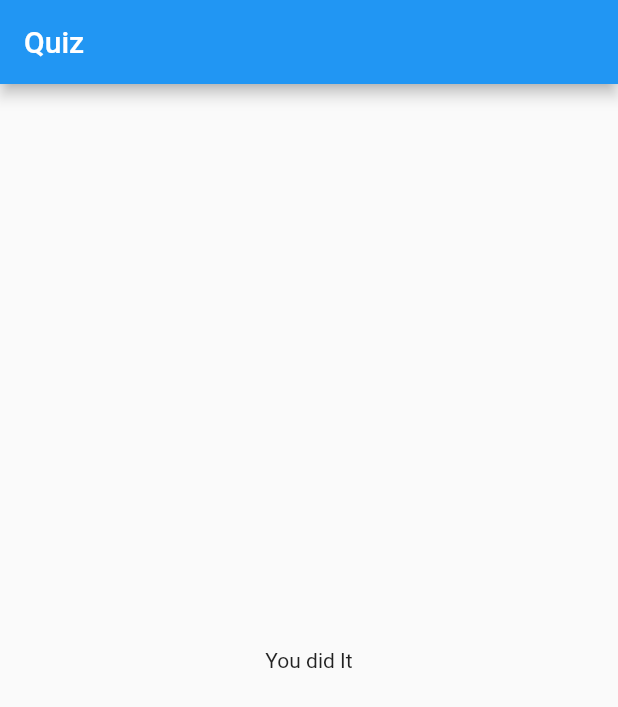
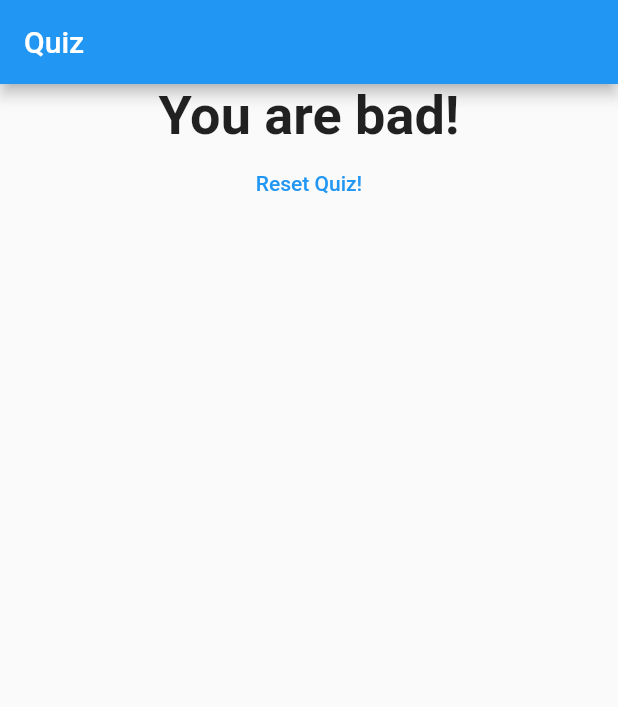
Before and after one commit to Ravikachhadiya/Quiz-flutter, a Flutter app: the screen it shows after launch, after a tap on "Red", after a tap on "Lion", after a tap on "Samsung", on a phone screen of 412 x 824 dp. Shown: the top 707 px of the screen. Run offline on Flutter 3.47's test engine with Material 2 defaults, Android fonts, the phone set to English and light mode, and no system bars.

Commit message:
version 1

```diff
--- a/lib/main.dart
+++ b/lib/main.dart
@@ -1,6 +1,6 @@
 import 'package:flutter/material.dart';
-import './question.dart';
-import './answer.dart';
+import './quiz.dart';
+import './result.dart';
 
 void main() {
   runApp(MyApp());
@@ -15,25 +15,47 @@ class MyApp extends StatefulWidget {
 
 class _MyAppState extends State<MyApp> {
   var _questionIndex = 0;
-  final questions = const [
+  var _totalScore = 0;
+  final _questions = const [
     {
       'question': 'what\'s your favorite color?',
-      'answers': ['Red', 'Green', 'Blue', 'Yellow']
+      'answers': [
+        {'text': 'Red', 'score': 10},
+        {'text': 'Green', 'score': 5},
+        {'text': 'Pink', 'score': 3},
+        {'text': 'Yellow', 'score': 7}
+      ]
     },
     {
       'question': 'what\'s your favorite animal?',
-      'answers': ['Elephant', 'Lion', 'Tiger']
+      'answers': [
+        {'text': 'Elephant', 'score': 1},
+        {'text': 'Lion', 'score': 10},
+        {'text': 'Tiger', 'score': 5}
+      ]
     },
     {
       'question': 'what\'s your favorite Phone?',
-      'answers': ['IPhone', 'MI', 'Samsung', 'One+']
+      'answers': [
+        {'text': 'IPhone', 'score': 10},
+        {'text': 'MI', 'score': 1},
+        {'text': 'Samsung', 'score': 5}
+      ]
     }
   ];
-  void _answerQuestion() {
+  void _answerQuestion(int score) {
+    _totalScore += score;
     setState(() {
       _questionIndex++;
     });
     print(_questionIndex);
+  }
+
+  void _resetQuiz() {
+    setState(() {
+      _questionIndex = 0;
+      _totalScore = 0;
+    });
   }
 
   @override
@@ -43,19 +65,12 @@ class _MyAppState extends State<MyApp> {
         appBar: AppBar(
           title: Text('Quiz'),
         ),
-        body: _questionIndex < questions.length
-            ? Column(
-                children: <Widget>[
-                  Question(questions[_questionIndex]['question']),
-                  ...(questions[_questionIndex]['answers'] as List<String>)
-                      .map((answer) {
-                    return Answer(_answerQuestion, answer);
-                  })
-                ],
-              )
-            : Center(
-                child: Text('You did It'),
-              ),
+        body: _questionIndex < _questions.length
+            ? Quiz(
+                questions: _questions,
+                questionIndex: _questionIndex,
+                answerQuestion: _answerQuestion)
+            : Result(_totalScore, _resetQuiz),
       ),
     );
   }
--- /dev/null
+++ b/lib/quiz.dart
@@ -0,0 +1,26 @@
+import 'package:flutter/material.dart';
+import './question.dart';
+import './answer.dart';
+
+class Quiz extends StatelessWidget {
+  final List<Map<String, Object>> questions;
+  final int questionIndex;
+  final Function answerQuestion;
+
+  Quiz(
+      {@required this.questions,
+      @required this.questionIndex,
+      @required this.answerQuestion});
+
+  @override
+  Widget build(BuildContext context) {
+    return Column(
+      children: <Widget>[
+        Question(questions[questionIndex]['question']),
+        ...(questions[questionIndex]['answers'] as List<Map<String, Object>>).map((answer) {
+          return Answer(() => answerQuestion(answer['score']), answer['text']);
+        })
+      ],
+    );
+  }
+}
--- /dev/null
+++ b/lib/result.dart
@@ -0,0 +1,44 @@
+import 'package:flutter/material.dart';
+
+class Result extends StatelessWidget {
+  final int score;
+  final Function resetHandler;
+
+  Result(this.score, this.resetHandler);
+
+  String get scorePhrases {
+    String resultString;
+    if (score <= 8) {
+      resultString = 'You are awesome!';
+    } else if (score <= 12) {
+      resultString = 'You are prittier!';
+    } else if (score <= 16) {
+      resultString = 'You are Strange?';
+    } else {
+      resultString = 'You are bad!';
+    }
+    return resultString;
+  }
+
+  @override
+  Widget build(BuildContext context) {
+    return Center(
+      child: Column(
+        children: <Widget>[
+          Text(
+            scorePhrases,
+            style: TextStyle(fontSize: 36, fontWeight: FontWeight.bold),
+            textAlign: TextAlign.center,
+          ),
+          FlatButton(
+            child: Text(
+              'Reset Quiz!',
+            ),
+            textColor: Colors.blue,
+            onPressed: resetHandler,
+          ),
+        ],
+      ),
+    );
+  }
+}
```
